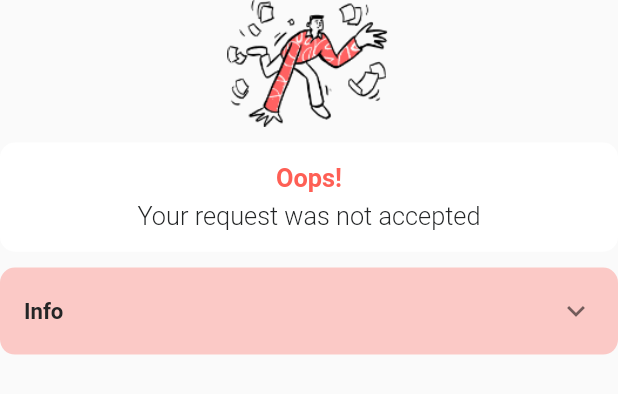
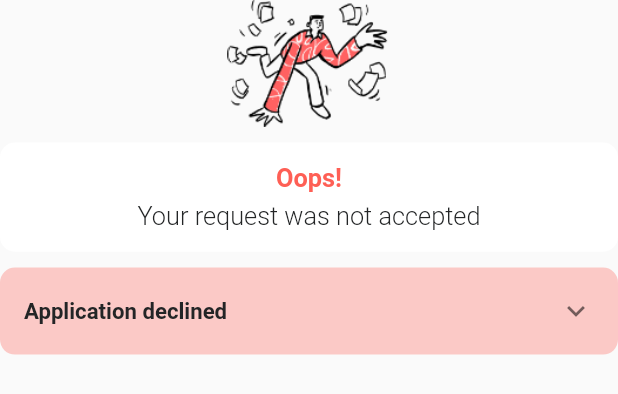
Before and after one commit to Poojagajbhiye/FREED_APP, a Flutter app: the DeclinedDoodle widget shown alone on an empty page, opened directly with empty values, on a phone screen of 412 x 824 dp. Shown: the top 394 px of the screen. Run offline on Flutter 3.47's test engine with Material 2 defaults, Android fonts, the phone set to English and light mode, and no system bars; our stand-ins replace dio, flutter_screenutil, qr_flutter, retrofit, shared_preferences, shimmer and 1 more; missing offline and left inert: flutter_windowmanager; accounts and stored records are empty; generated files the repository leaves out were written again; network calls fail.

Commit message:
fix declined UI

```diff
--- a/lib/screen/ParticularRecord/DeclinedDoodle.dart
+++ b/lib/screen/ParticularRecord/DeclinedDoodle.dart
@@ -61,8 +61,9 @@ class DeclinedDoodle extends StatelessWidget {
                 data: Theme.of(context)
                     .copyWith(dividerColor: Colors.transparent),
                 child: ExpansionTile(
+                  // tilePadding: EdgeInsets.,
                   title: Text(
-                    "Info",
+                    "Application declined",
                     style: TextStyle(
                         fontFamily: 'roboto',
                         fontWeight: FontWeight.w700,
@@ -75,7 +76,7 @@ class DeclinedDoodle extends StatelessWidget {
                     Align(
                       alignment: Alignment.topLeft,
                       child: Text(
-                        "$remark_msg. declined by $remark_firstname $remark_lastname",
+                        "$remark_msg.",
                         textAlign: TextAlign.left,
                         style: TextStyle(
                             fontFamily: 'roboto',
@@ -85,34 +86,35 @@ class DeclinedDoodle extends StatelessWidget {
                       ),
                     ),
                     SizedBox(height: 5.h),
-                    Align(
-                      alignment: Alignment.topLeft,
-                      child: Row(
-                        mainAxisSize: MainAxisSize.min,
-                        children: [
+                    ElevatedButton.icon(
+                      onPressed: () {
+                        launch("tel://$remark_contact");
+                      },
+                      icon: Icon(
+                        Icons.call,
+                        size: 15.r,
+                      ),
+                      style: ButtonStyle(
+                          shape: MaterialStateProperty.all(
+                              RoundedRectangleBorder(
+                                  borderRadius: BorderRadius.circular(50.r)))),
+                      label: Text(
+                        "Contact",
+                        style: TextStyle(
+                            fontFamily: 'roboto',
+                            fontWeight: FontWeight.w300,
+                            fontSize: 14.sp,
+                            color: Colors.white),
+                      ),
+                    ),
                     Text(
-                            "Contact:",
+                      "$remark_firstname $remark_lastname",
                       textAlign: TextAlign.left,
                       style: TextStyle(
                           fontFamily: 'roboto',
                           fontWeight: FontWeight.w300,
                           fontSize: 14.sp,
                           color: Colors.black),
-                          ),
-                          TextButton(
-                              onPressed: () {
-                                launch("tel://$remark_contact");
-                              },
-                              child: Text(
-                                "$remark_contact",
-                                style: TextStyle(
-                                    fontFamily: 'roboto',
-                                    fontWeight: FontWeight.w300,
-                                    fontSize: 14.sp,
-                                    color: Colors.black),
-                              ))
-                        ],
-                      ),
                     ),
                   ],
                 ),
```
Lines whose indentation alone changed are shown as unchanged.
